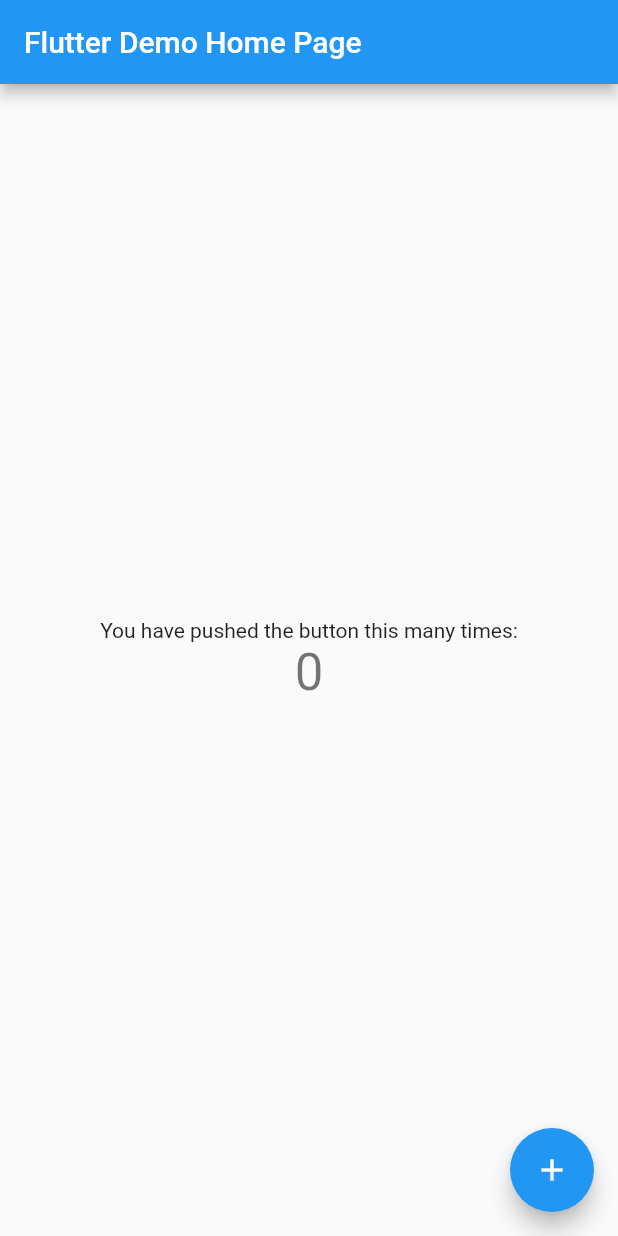
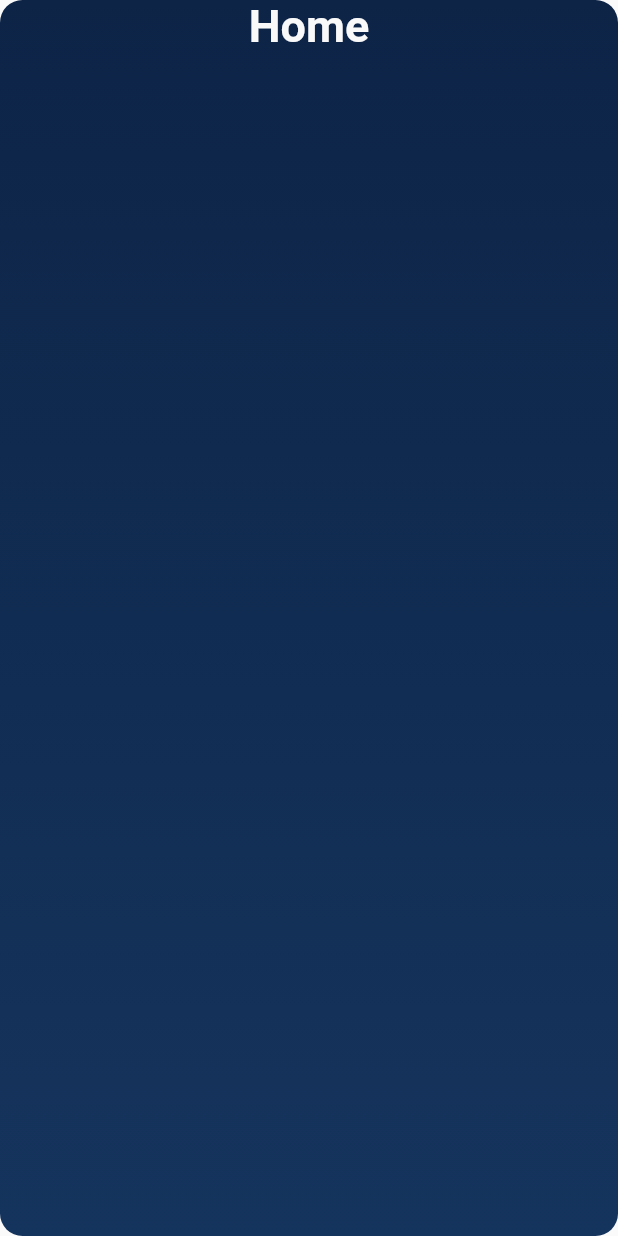
Before and after one commit to errorTeamNameNotFound/HackDFW, a Flutter app: the screen it shows after launch, on a phone screen of 412 x 824 dp. Run offline on Flutter 3.47's test engine with Material 2 defaults, Android fonts, the phone set to English and light mode, and no system bars.

Commit message:
added basic layout

```diff
--- a/lib/main.dart
+++ b/lib/main.dart
@@ -1,4 +1,5 @@
 import 'package:flutter/material.dart';
+import 'package:hackdfw/pages/homepage.dart';
 
 void main() {
   runApp(const MyApp());
@@ -12,57 +13,7 @@ class MyApp extends StatelessWidget {
   Widget build(BuildContext context) {
     return MaterialApp(
       title: 'Flutter Demo',
-      theme: ThemeData(
-        primarySwatch: Colors.blue,
-      ),
-      home: const MyHomePage(title: 'Flutter Demo Home Page'),
+      home: HomePage(),
     );
   }
 }
-
-class MyHomePage extends StatefulWidget {
-  const MyHomePage({Key? key, required this.title}) : super(key: key);
-
-  final String title;
-
-  @override
-  State<MyHomePage> createState() => _MyHomePageState();
-}
-
-class _MyHomePageState extends State<MyHomePage> {
-  int _counter = 0;
-
-  void _incrementCounter() {
-    setState(() {
-      _counter++;
-    });
-  }
-
-  @override
-  Widget build(BuildContext context) {
-    return Scaffold(
-      appBar: AppBar(
-        title: Text(widget.title),
-      ),
-      body: Center(
-        child: Column(
-          mainAxisAlignment: MainAxisAlignment.center,
-          children: <Widget>[
-            const Text(
-              'You have pushed the button this many times:',
-            ),
-            Text(
-              '$_counter',
-              style: Theme.of(context).textTheme.headline4,
-            ),
-          ],
-        ),
-      ),
-      floatingActionButton: FloatingActionButton(
-        onPressed: _incrementCounter,
-        tooltip: 'Increment',
-        child: const Icon(Icons.add),
-      ), // This trailing comma makes auto-formatting nicer for build methods.
-    );
-  }
-}
--- /dev/null
+++ b/lib/pages/homepage.dart
@@ -0,0 +1,56 @@
+import 'package:flutter/material.dart';
+import 'package:hackdfw/styles.dart';
+
+class HomePage extends StatefulWidget {
+  @override
+  _HomePageState createState() => _HomePageState();
+}
+
+class _HomePageState extends State<HomePage> {
+  @override
+  Widget build(BuildContext context) {
+    return Scaffold(
+      body: Stack(
+        children: <Widget>[
+          /*
+          Background
+           */
+          Container(
+            decoration: BoxDecoration(
+              borderRadius: BorderRadius.circular(15),
+              gradient: const LinearGradient(
+                begin: Alignment.topCenter,
+                end: Alignment
+                    .bottomCenter, // 10% of the width, so there are ten blinds.
+                colors: <Color>[
+                  Styles.kDarkBlue,
+                  Styles.kBlue,
+                ], // red to yellow
+              ),
+            ),
+          ),
+          /*
+          Content
+           */
+          SafeArea(
+            child: Column(
+              crossAxisAlignment: CrossAxisAlignment.center,
+              children: const <Widget>[
+                Center(
+                  child: Text(
+                    "Home",
+                    style: TextStyle(
+                      fontWeight: FontWeight.bold,
+                      fontSize: 30,
+                      color: Styles.kOffWhite,
+                    ),
+                  ),
+                ),
+              ],
+            ),
+          ),
+        ],
+      ),
+    );
+  }
+}
--- /dev/null
+++ b/lib/styles.dart
@@ -0,0 +1,14 @@
+import 'package:flutter/material.dart';
+
+class Styles {
+  Styles._();
+
+  /*
+  General UI colors
+   */
+  static const kOffWhite = Color(0xfff9f9f9);
+  static const kDarkBlue = Color(0xff0D2447);
+  static const kBlue = Color(0xff15345D);
+  static const kYellow = Color(0xffFFE97E);
+  static const kGray = Color(0xff2c2c2c);
+}
--- /dev/null
+++ b/lib/texts.dart
@@ -0,0 +1,13 @@
+class Text {
+  /*
+  Page labels
+   */
+  static const String kHomeLabel = "Home";
+  static const String kProfileLabel = "Profile";
+  static const String kChatLabel = "Chat";
+  /*
+  Home page texts
+   */
+  static const String kMatches = "Recent Matches";
+  static const String kEvents = "Events near you";
+}
```
